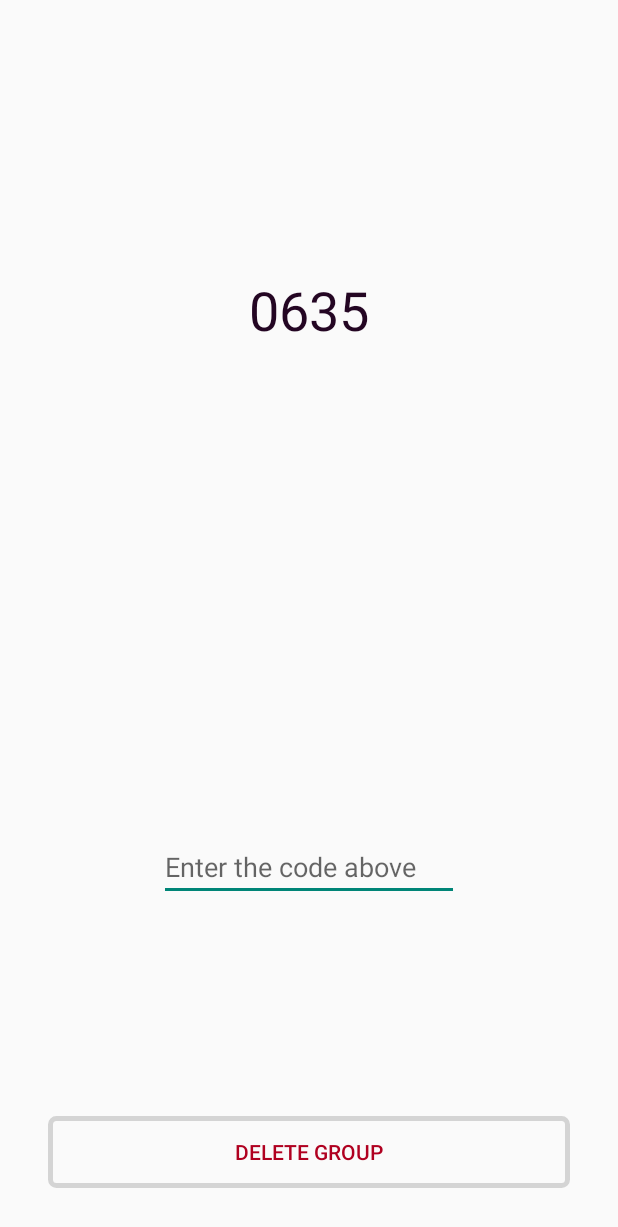
After one commit to Evgeny268/Educarea-Android, an Android app: the layout activity_delete_group.xml on its own in the app's theme, with its tools: preview values and no code run, on a phone screen of 412 x 824 dp. The commit adds this screen. Shown: the top 1227 px of the screen. Run offline under Robolectric (Android 15) with nearby library versions, the phone set to English and light mode, and no system bars.

Commit message:
add new actifity gor delete group ability and confirm code

```diff
--- /dev/null
+++ b/app/src/main/res/layout/activity_delete_group.xml
@@ -0,0 +1,54 @@
+<?xml version="1.0" encoding="utf-8"?>
+<androidx.constraintlayout.widget.ConstraintLayout xmlns:android="http://schemas.android.com/apk/res/android"
+    xmlns:app="http://schemas.android.com/apk/res-auto"
+    xmlns:tools="http://schemas.android.com/tools"
+    android:layout_width="match_parent"
+    android:layout_height="match_parent"
+    tools:context=".DeleteGroupActivity">
+
+    <androidx.constraintlayout.widget.Guideline
+        android:id="@+id/guideline4"
+        android:layout_width="wrap_content"
+        android:layout_height="wrap_content"
+        android:orientation="horizontal"
+        app:layout_constraintGuide_percent="0.5" />
+
+    <TextView
+        android:id="@+id/textViewDeleteCode"
+        android:layout_width="wrap_content"
+        android:layout_height="wrap_content"
+        android:textSize="36sp"
+        android:textColor="@color/nearBlack"
+        app:layout_constraintBottom_toTopOf="@+id/guideline4"
+        app:layout_constraintEnd_toEndOf="parent"
+        app:layout_constraintStart_toStartOf="parent"
+        app:layout_constraintTop_toTopOf="parent"
+        tools:text="0635" />
+
+    <Button
+        android:id="@+id/buttonDelGroup"
+        android:layout_width="0dp"
+        android:layout_height="wrap_content"
+        android:layout_marginStart="32dp"
+        android:layout_marginEnd="32dp"
+        android:layout_marginBottom="32dp"
+        android:background="@drawable/border_button"
+        android:onClick="onClickDeleteGroup"
+        android:text="@string/delete_group"
+        android:textColor="@color/design_default_color_error"
+        app:layout_constraintBottom_toBottomOf="parent"
+        app:layout_constraintEnd_toEndOf="parent"
+        app:layout_constraintStart_toStartOf="parent" />
+
+    <EditText
+        android:id="@+id/editTextDeleteCode"
+        android:layout_width="200dp"
+        android:layout_height="wrap_content"
+        android:ems="10"
+        android:hint="@string/enter_the_code_above"
+        android:inputType="number"
+        app:layout_constraintBottom_toTopOf="@+id/buttonDelGroup"
+        app:layout_constraintEnd_toEndOf="parent"
+        app:layout_constraintStart_toStartOf="parent"
+        app:layout_constraintTop_toTopOf="@+id/guideline4" />
+</androidx.constraintlayout.widget.ConstraintLayout>
--- a/app/src/main/res/values/strings.xml
+++ b/app/src/main/res/values/strings.xml
@@ -88,4 +88,6 @@
     <string name="can_not_edit_object">You can edit only yours objects</string>
     <string name="close">Close</string>
     <string name="update_info">Update info</string>
+    <string name="enter_the_code_above">Enter the code above</string>
+    <string name="wrong_code">Wrong code</string>
 </resources>
```
Also changed, not shown: app/src/main/java/com/educarea/mobile/DeleteGroupActivity.java (added, +68 -0 lines), app/src/main/java/com/educarea/mobile/GroupMenuActivity.java (+3 -8 lines), 1 other file.
